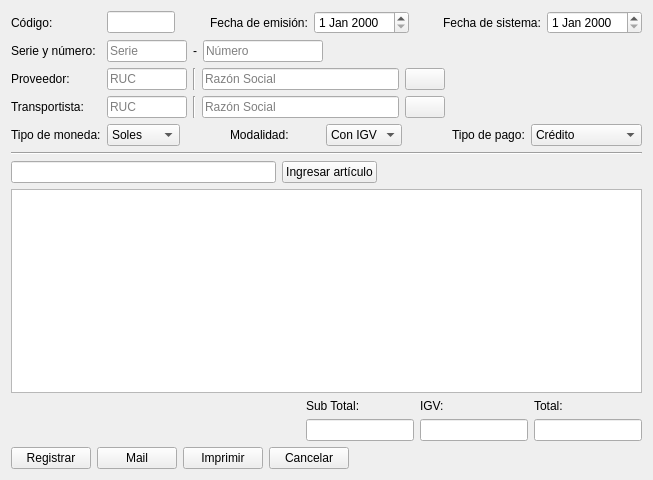
Old version of the form ManagerM/ui_new_compra_orden.ui in the repository janfranco27/TheProyect.
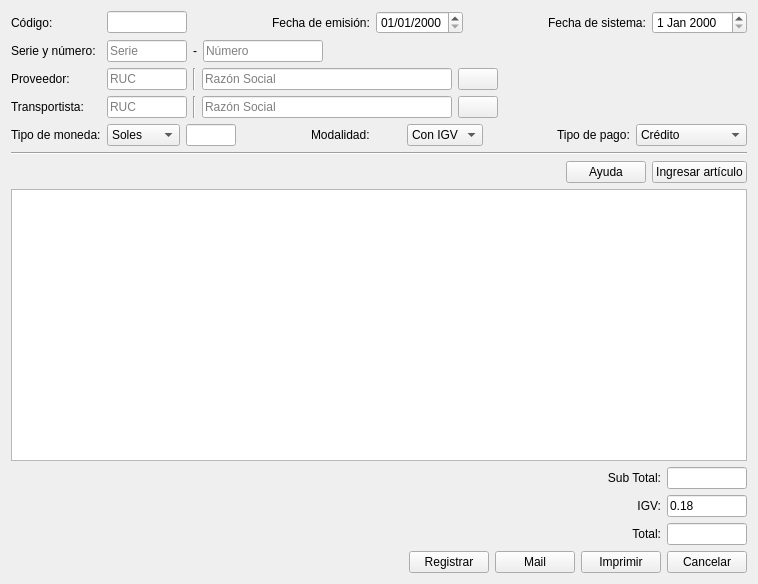
New version of the form. Icons and pictures are not drawn. Custom widgets are drawn as their Qt base class.

The edit to the form file:
```diff
--- a/ManagerM/ui_new_compra_orden.ui
+++ b/ManagerM/ui_new_compra_orden.ui
@@ -6,16 +6,14 @@
    <rect>
     <x>0</x>
     <y>0</y>
-    <width>653</width>
-    <height>480</height>
+    <width>758</width>
+    <height>584</height>
    </rect>
   </property>
   <property name="windowTitle">
    <string>Form</string>
   </property>
-  <layout class="QGridLayout" name="gridLayout_2">
-   <item row="0" column="0">
-    <layout class="QVBoxLayout" name="verticalLayout">
+  <layout class="QVBoxLayout" name="verticalLayout_2">
      <item>
       <layout class="QHBoxLayout" name="horizontalLayout_8">
        <item>
@@ -65,7 +63,11 @@
         </widget>
        </item>
        <item>
-        <widget class="QDateEdit" name="dateEdit_emision"/>
+      <widget class="QDateEdit" name="dateEdit_emision">
+       <property name="displayFormat">
+        <string>dd/MM/yyyy</string>
+       </property>
+      </widget>
        </item>
        <item>
         <spacer name="horizontalSpacer_9">
@@ -335,6 +337,19 @@
          </item>
         </widget>
        </item>
+     <item>
+      <widget class="QLineEdit" name="lineEdit_cambio">
+       <property name="maximumSize">
+        <size>
+         <width>50</width>
+         <height>16777215</height>
+        </size>
+       </property>
+       <property name="readOnly">
+        <bool>true</bool>
+       </property>
+      </widget>
+     </item>
        <item>
         <spacer name="horizontalSpacer_10">
          <property name="orientation">
@@ -435,7 +450,24 @@
      <item>
       <layout class="QHBoxLayout" name="horizontalLayout_3">
        <item>
-        <widget class="LineEdit" name="lineEdit_ingresarArticulo"/>
+      <spacer name="horizontalSpacer_6">
+       <property name="orientation">
+        <enum>Qt::Horizontal</enum>
+       </property>
+       <property name="sizeHint" stdset="0">
+        <size>
+         <width>40</width>
+         <height>20</height>
+        </size>
+       </property>
+      </spacer>
+     </item>
+     <item>
+      <widget class="QPushButton" name="pushButton">
+       <property name="text">
+        <string>Ayuda</string>
+       </property>
+      </widget>
        </item>
        <item>
         <widget class="QPushButton" name="pushButton_ingresarArticulos">
@@ -444,26 +476,13 @@
          </property>
         </widget>
        </item>
-       <item>
-        <spacer name="horizontalSpacer_6">
-         <property name="orientation">
-          <enum>Qt::Horizontal</enum>
-         </property>
-         <property name="sizeHint" stdset="0">
-          <size>
-           <width>40</width>
-           <height>20</height>
-          </size>
-         </property>
-        </spacer>
-       </item>
       </layout>
      </item>
      <item>
-      <widget class="QTableView" name="tableView_articulos"/>
+    <widget class="QTableWidget" name="tableWidget_articulos"/>
      </item>
      <item>
-      <layout class="QHBoxLayout" name="horizontalLayout_2">
+    <layout class="QHBoxLayout" name="horizontalLayout_11">
        <item>
         <spacer name="horizontalSpacer_7">
          <property name="orientation">
@@ -471,50 +490,148 @@
          </property>
          <property name="sizeHint" stdset="0">
           <size>
-           <width>40</width>
+         <width>478</width>
            <height>20</height>
           </size>
          </property>
         </spacer>
        </item>
        <item>
-        <layout class="QGridLayout" name="gridLayout">
-         <item row="0" column="0">
+      <layout class="QVBoxLayout" name="verticalLayout">
+       <property name="sizeConstraint">
+        <enum>QLayout::SetDefaultConstraint</enum>
+       </property>
+       <item>
+        <layout class="QHBoxLayout" name="horizontalLayout_2">
+         <item>
           <widget class="QLabel" name="label_subtotal">
+           <property name="minimumSize">
+            <size>
+             <width>80</width>
+             <height>0</height>
+            </size>
+           </property>
+           <property name="maximumSize">
+            <size>
+             <width>80</width>
+             <height>16777215</height>
+            </size>
+           </property>
+           <property name="layoutDirection">
+            <enum>Qt::RightToLeft</enum>
+           </property>
            <property name="text">
             <string>Sub Total:</string>
            </property>
+           <property name="alignment">
+            <set>Qt::AlignRight|Qt::AlignTrailing|Qt::AlignVCenter</set>
+           </property>
           </widget>
          </item>
-         <item row="0" column="1">
+         <item>
+          <widget class="QLineEdit" name="lineEdit_subtotal">
+           <property name="maximumSize">
+            <size>
+             <width>80</width>
+             <height>16777215</height>
+            </size>
+           </property>
+           <property name="layoutDirection">
+            <enum>Qt::RightToLeft</enum>
+           </property>
+          </widget>
+         </item>
+        </layout>
+       </item>
+       <item>
+        <layout class="QHBoxLayout" name="horizontalLayout_9">
+         <item>
           <widget class="QLabel" name="label_igv">
+           <property name="minimumSize">
+            <size>
+             <width>80</width>
+             <height>0</height>
+            </size>
+           </property>
+           <property name="maximumSize">
+            <size>
+             <width>80</width>
+             <height>16777215</height>
+            </size>
+           </property>
+           <property name="layoutDirection">
+            <enum>Qt::RightToLeft</enum>
+           </property>
            <property name="text">
             <string>IGV:</string>
            </property>
+           <property name="alignment">
+            <set>Qt::AlignRight|Qt::AlignTrailing|Qt::AlignVCenter</set>
+           </property>
           </widget>
          </item>
-         <item row="0" column="2">
+         <item>
+          <widget class="QLineEdit" name="lineEdit_igv">
+           <property name="maximumSize">
+            <size>
+             <width>80</width>
+             <height>16777215</height>
+            </size>
+           </property>
+           <property name="layoutDirection">
+            <enum>Qt::RightToLeft</enum>
+           </property>
+           <property name="text">
+            <string>0.18</string>
+           </property>
+           <property name="readOnly">
+            <bool>false</bool>
+           </property>
+          </widget>
+         </item>
+        </layout>
+       </item>
+       <item>
+        <layout class="QHBoxLayout" name="horizontalLayout_10">
+         <item>
           <widget class="QLabel" name="label_total">
+           <property name="minimumSize">
+            <size>
+             <width>80</width>
+             <height>0</height>
+            </size>
+           </property>
+           <property name="maximumSize">
+            <size>
+             <width>80</width>
+             <height>16777215</height>
+            </size>
+           </property>
+           <property name="layoutDirection">
+            <enum>Qt::RightToLeft</enum>
+           </property>
            <property name="text">
             <string>Total:</string>
            </property>
+           <property name="alignment">
+            <set>Qt::AlignRight|Qt::AlignTrailing|Qt::AlignVCenter</set>
+           </property>
           </widget>
          </item>
-         <item row="1" column="0">
-          <widget class="QLineEdit" name="lineEdit_subtotal"/>
-         </item>
-         <item row="1" column="1">
-          <widget class="QLineEdit" name="lineEdit_igv">
-           <property name="text">
-            <string/>
+         <item>
+          <widget class="QLineEdit" name="lineEdit_total">
+           <property name="maximumSize">
+            <size>
+             <width>80</width>
+             <height>16777215</height>
+            </size>
            </property>
-           <property name="readOnly">
-            <bool>false</bool>
+           <property name="layoutDirection">
+            <enum>Qt::RightToLeft</enum>
            </property>
           </widget>
          </item>
-         <item row="1" column="2">
-          <widget class="QLineEdit" name="lineEdit_total"/>
+        </layout>
          </item>
         </layout>
        </item>
@@ -522,6 +639,19 @@
      </item>
      <item>
       <layout class="QHBoxLayout" name="horizontalLayout">
+     <item>
+      <spacer name="horizontalSpacer_8">
+       <property name="orientation">
+        <enum>Qt::Horizontal</enum>
+       </property>
+       <property name="sizeHint" stdset="0">
+        <size>
+         <width>40</width>
+         <height>20</height>
+        </size>
+       </property>
+      </spacer>
+     </item>
        <item>
         <widget class="QPushButton" name="pushButton_registrar">
          <property name="text">
@@ -549,21 +679,6 @@
           <string>Cancelar</string>
          </property>
         </widget>
-       </item>
-       <item>
-        <spacer name="horizontalSpacer_8">
-         <property name="orientation">
-          <enum>Qt::Horizontal</enum>
-         </property>
-         <property name="sizeHint" stdset="0">
-          <size>
-           <width>40</width>
-           <height>20</height>
-          </size>
-         </property>
-        </spacer>
-       </item>
-      </layout>
      </item>
     </layout>
    </item>
```
Lines whose indentation alone changed are shown as unchanged.
